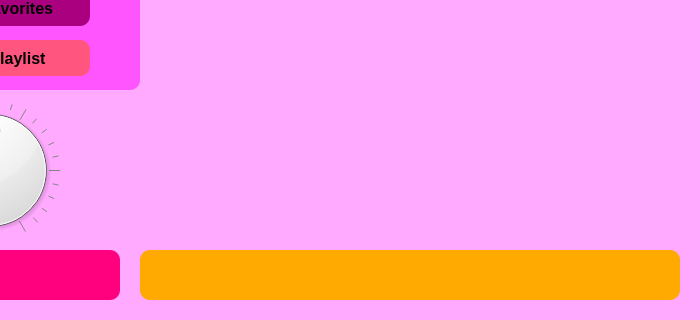
First picture: the form in mainwindow.ui, repository M0tgh3y/music-player-qt, before the edit; both pictures show x 180 to 880 and y 230 to 550 of the 880 by 550 pixel window.
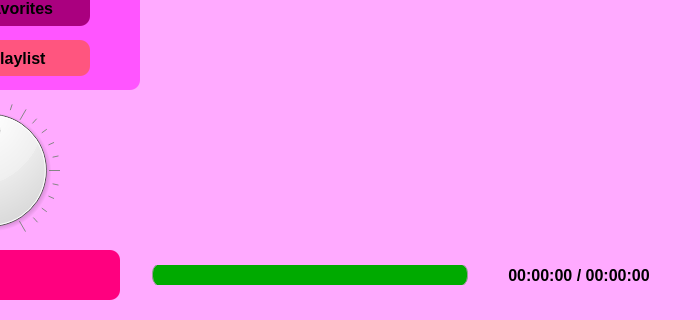
Second picture: the form after the edit. Icons and pictures are not drawn.

Patch:
```diff
--- a/mainwindow.ui
+++ b/mainwindow.ui
@@ -454,24 +454,55 @@
       </property>
      </widget>
     </widget>
-    <widget class="QFrame" name="line">
+    <widget class="QSlider" name="slider">
      <property name="geometry">
       <rect>
-       <x>300</x>
-       <y>0</y>
-       <width>540</width>
-       <height>50</height>
+       <x>310</x>
+       <y>15</y>
+       <width>320</width>
+       <height>20</height>
       </rect>
      </property>
      <property name="styleSheet">
-      <string notr="true">background-color: rgb(255, 170, 0);
-border-radius: 10px;</string>
+      <string notr="true">QSlider::groove:horizontal{
+	border: 1px solid #999999;
+	height: 16px;
+	padding: 3px;
+	background: rgb(0, 170, 0);
+	margin: 2px;
+	border-radius: 10px;
+	
+
+}
+</string>
      </property>
-     <property name="frameShape">
-      <enum>QFrame::Shape::StyledPanel</enum>
+     <property name="orientation">
+      <enum>Qt::Orientation::Horizontal</enum>
      </property>
-     <property name="frameShadow">
-      <enum>QFrame::Shadow::Raised</enum>
+    </widget>
+    <widget class="QLabel" name="time">
+     <property name="geometry">
+      <rect>
+       <x>639</x>
+       <y>15</y>
+       <width>200</width>
+       <height>20</height>
+      </rect>
+     </property>
+     <property name="font">
+      <font>
+       <pointsize>12</pointsize>
+       <bold>true</bold>
+      </font>
+     </property>
+     <property name="styleSheet">
+      <string notr="true">color: rgb(0, 0, 0);</string>
+     </property>
+     <property name="text">
+      <string>00:00:00 / 00:00:00</string>
+     </property>
+     <property name="alignment">
+      <set>Qt::AlignmentFlag::AlignCenter</set>
      </property>
     </widget>
    </widget>
```
Left out of the diff: 8 changed lines with no effect on the pictures.
